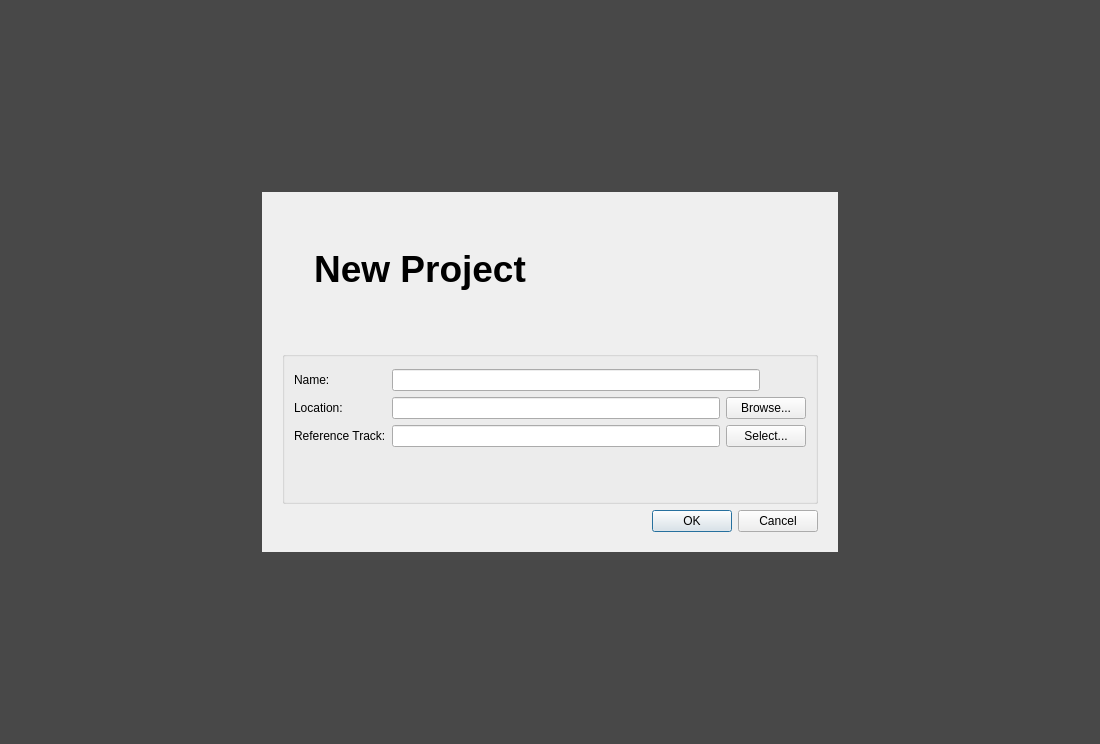
Above: resources/ui/new_album_page.ui from Iconoclasteinc/tgit before the change. Below: the same form after it.
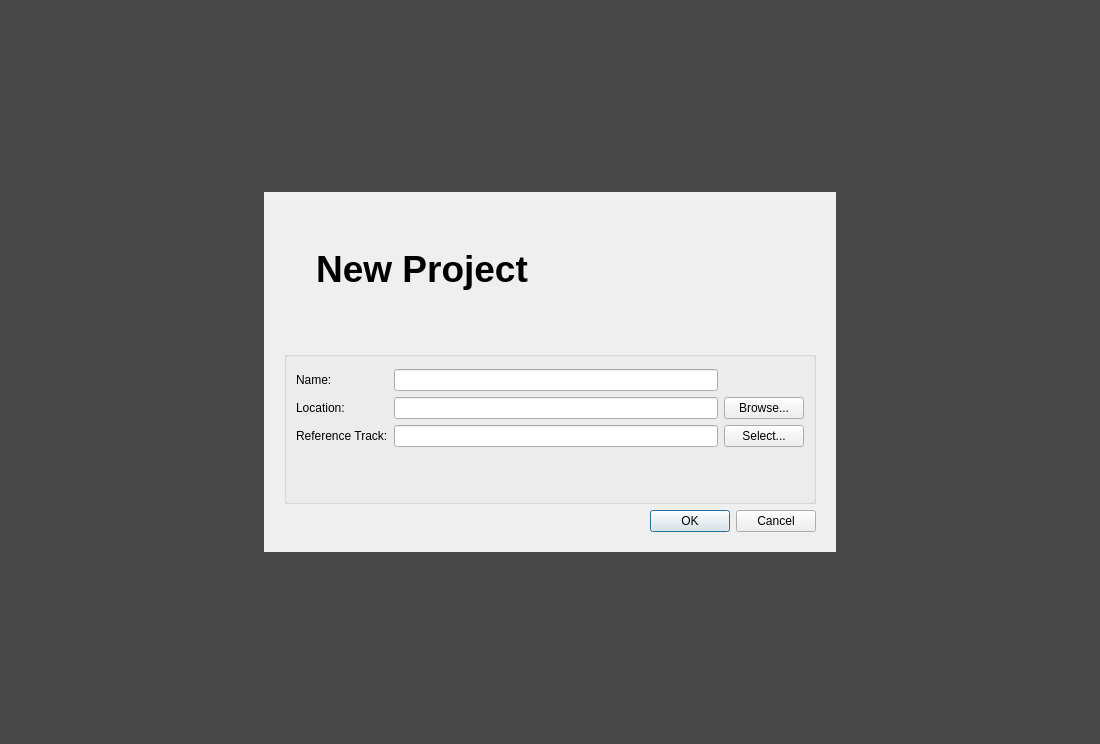
That is the form after the change. Icons and pictures are not drawn.

Commit message: Translate welcome page and new album page to french

What changed in the file:
```diff
--- a/resources/ui/new_album_page.ui
+++ b/resources/ui/new_album_page.ui
@@ -31,12 +31,6 @@
    </property>
    <item row="0" column="0">
     <widget class="QWidget" name="_new_project_dialog" native="true">
-     <property name="minimumSize">
-      <size>
-       <width>576</width>
-       <height>360</height>
-      </size>
-     </property>
      <property name="maximumSize">
       <size>
        <width>572</width>
@@ -142,7 +136,7 @@
          </item>
          <item row="0" column="1">
           <widget class="QWidget" name="widget" native="true">
-           <layout class="QGridLayout" name="gridLayout_7">
+           <layout class="QHBoxLayout" name="horizontalLayout_2">
             <property name="leftMargin">
              <number>0</number>
             </property>
@@ -155,7 +149,7 @@
             <property name="bottomMargin">
              <number>0</number>
             </property>
-            <item row="0" column="0">
+            <item>
              <widget class="QLineEdit" name="_name">
               <property name="minimumSize">
                <size>
@@ -165,13 +159,13 @@
               </property>
              </widget>
             </item>
-            <item row="0" column="1">
+            <item>
              <widget class="QPushButton" name="_to_have_the_same_height_as_the_other_form_rows">
               <property name="enabled">
                <bool>false</bool>
               </property>
               <property name="text">
-               <string/>
+               <string>  </string>
               </property>
               <property name="flat">
                <bool>true</bool>
@@ -193,7 +187,7 @@
          </item>
          <item row="1" column="1">
           <widget class="QWidget" name="widget_2" native="true">
-           <layout class="QGridLayout" name="gridLayout_6">
+           <layout class="QHBoxLayout" name="horizontalLayout_3">
             <property name="leftMargin">
              <number>0</number>
             </property>
@@ -206,7 +200,7 @@
             <property name="bottomMargin">
              <number>0</number>
             </property>
-            <item row="0" column="0">
+            <item>
              <widget class="QLineEdit" name="_location">
               <property name="minimumSize">
                <size>
@@ -216,7 +210,7 @@
               </property>
              </widget>
             </item>
-            <item row="0" column="1">
+            <item>
              <widget class="QPushButton" name="_browse_location_button">
               <property name="text">
                <string>Browse...</string>
@@ -238,7 +232,7 @@
          </item>
          <item row="2" column="1">
           <widget class="QWidget" name="widget_4" native="true">
-           <layout class="QGridLayout" name="gridLayout_5">
+           <layout class="QHBoxLayout" name="horizontalLayout_4">
             <property name="leftMargin">
              <number>0</number>
             </property>
@@ -251,7 +245,7 @@
             <property name="bottomMargin">
              <number>0</number>
             </property>
-            <item row="0" column="0">
+            <item>
              <widget class="QLineEdit" name="_reference_track">
               <property name="minimumSize">
                <size>
@@ -261,7 +255,7 @@
               </property>
              </widget>
             </item>
-            <item row="0" column="1">
+            <item>
              <widget class="QPushButton" name="_select_reference_track_button">
               <property name="text">
                <string>Select...</string>
```
The commit also changes 2 other files.
